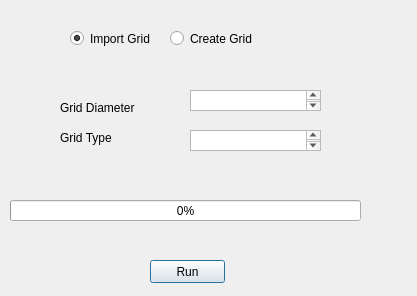
Old version of the form Interface_dialog_base.ui in the repository MathieuChailloux/LightPollutionToolbox.
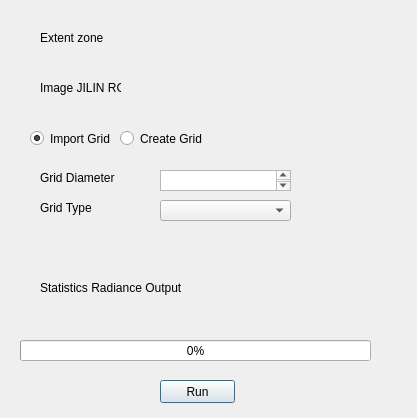
New version of the form. The open tabs and pages were chosen to show the change. Custom widgets are drawn as their Qt base class.

What changed in the file:
```diff
--- a/Interface_dialog_base.ui
+++ b/Interface_dialog_base.ui
@@ -7,7 +7,7 @@
     <x>0</x>
     <y>0</y>
     <width>417</width>
-    <height>296</height>
+    <height>418</height>
    </rect>
   </property>
   <property name="windowTitle">
@@ -16,8 +16,8 @@
   <widget class="QPushButton" name="pushButtonRun">
    <property name="geometry">
     <rect>
-     <x>150</x>
-     <y>260</y>
+     <x>160</x>
+     <y>380</y>
      <width>75</width>
      <height>23</height>
     </rect>
@@ -29,8 +29,8 @@
   <widget class="QRadioButton" name="radioButtonImportGrid">
    <property name="geometry">
     <rect>
-     <x>70</x>
-     <y>30</y>
+     <x>30</x>
+     <y>130</y>
      <width>82</width>
      <height>17</height>
     </rect>
@@ -48,8 +48,8 @@
    </property>
    <property name="geometry">
     <rect>
-     <x>170</x>
-     <y>30</y>
+     <x>120</x>
+     <y>130</y>
      <width>82</width>
      <height>17</height>
     </rect>
@@ -61,10 +61,10 @@
   <widget class="QStackedWidget" name="stackedGridImportCreate">
    <property name="geometry">
     <rect>
-     <x>30</x>
-     <y>70</y>
+     <x>10</x>
+     <y>160</y>
      <width>341</width>
-     <height>101</height>
+     <height>71</height>
     </rect>
    </property>
    <property name="currentIndex">
@@ -100,7 +100,7 @@
      <property name="geometry">
       <rect>
        <x>30</x>
-       <y>30</y>
+       <y>10</y>
        <width>81</width>
        <height>16</height>
       </rect>
@@ -113,7 +113,7 @@
      <property name="geometry">
       <rect>
        <x>30</x>
-       <y>60</y>
+       <y>40</y>
        <width>81</width>
        <height>16</height>
       </rect>
@@ -125,30 +125,35 @@
     <widget class="QTextEdit" name="gridSize">
      <property name="geometry">
       <rect>
-       <x>160</x>
-       <y>20</y>
+       <x>150</x>
+       <y>10</y>
        <width>131</width>
        <height>21</height>
       </rect>
      </property>
     </widget>
-    <widget class="QTextEdit" name="gridType">
+    <widget class="QgsFeatureListComboBox" name="gridType">
      <property name="geometry">
       <rect>
-       <x>160</x>
-       <y>60</y>
+       <x>150</x>
+       <y>40</y>
        <width>131</width>
        <height>21</height>
       </rect>
      </property>
+     <property name="font">
+      <font>
+       <family>MS Serif</family>
+      </font>
+     </property>
     </widget>
    </widget>
   </widget>
   <widget class="QProgressBar" name="progressBar">
    <property name="geometry">
     <rect>
-     <x>10</x>
-     <y>200</y>
+     <x>20</x>
+     <y>340</y>
      <width>351</width>
      <height>21</height>
     </rect>
@@ -157,8 +162,82 @@
     <number>0</number>
    </property>
   </widget>
+  <widget class="QLabel" name="labelExtent">
+   <property name="geometry">
+    <rect>
+     <x>40</x>
+     <y>30</y>
+     <width>81</width>
+     <height>16</height>
+    </rect>
+   </property>
+   <property name="text">
+    <string>Extent zone</string>
+   </property>
+  </widget>
+  <widget class="QgsFileWidget" name="extentFile">
+   <property name="geometry">
+    <rect>
+     <x>150</x>
+     <y>30</y>
+     <width>191</width>
+     <height>27</height>
+    </rect>
+   </property>
+  </widget>
+  <widget class="QLabel" name="labelImage">
+   <property name="geometry">
+    <rect>
+     <x>40</x>
+     <y>80</y>
+     <width>81</width>
+     <height>16</height>
+    </rect>
+   </property>
+   <property name="text">
+    <string>Image JILIN RGB</string>
+   </property>
+  </widget>
+  <widget class="QgsFileWidget" name="ImageFile">
+   <property name="geometry">
+    <rect>
+     <x>150</x>
+     <y>80</y>
+     <width>191</width>
+     <height>27</height>
+    </rect>
+   </property>
+  </widget>
+  <widget class="QLabel" name="labelExtent_2">
+   <property name="geometry">
+    <rect>
+     <x>40</x>
+     <y>280</y>
+     <width>141</width>
+     <height>16</height>
+    </rect>
+   </property>
+   <property name="text">
+    <string>Statistics Radiance Output</string>
+   </property>
+  </widget>
+  <widget class="QgsFileWidget" name="FileOutput">
+   <property name="geometry">
+    <rect>
+     <x>180</x>
+     <y>280</y>
+     <width>181</width>
+     <height>27</height>
+    </rect>
+   </property>
+  </widget>
  </widget>
  <customwidgets>
+  <customwidget>
+   <class>QgsFeatureListComboBox</class>
+   <extends>QComboBox</extends>
+   <header>qgsfeaturelistcombobox.h</header>
+  </customwidget>
   <customwidget>
    <class>QgsFileWidget</class>
    <extends>QWidget</extends>
```
Left out of the diff: 8 changed lines with no effect on the pictures.
